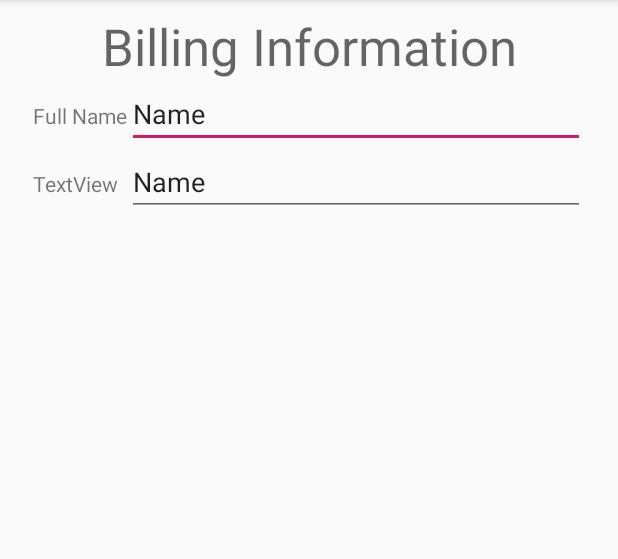
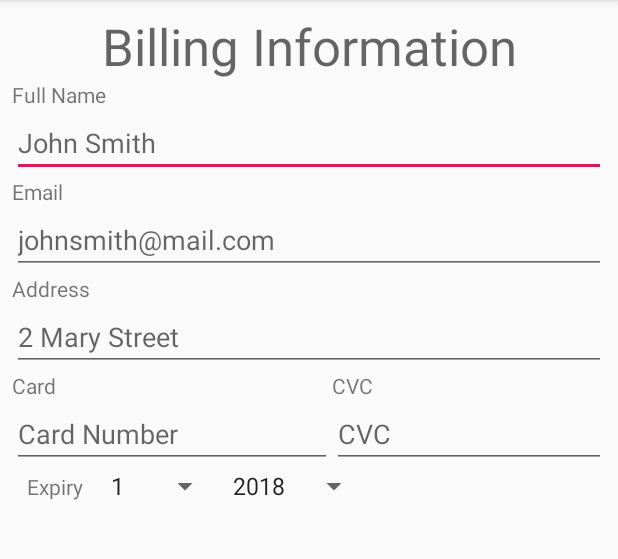
Before and after one commit to jharrilim/comp304-assignment2, an Android app: the PaymentInformationActivity screen opened directly, with no data from a screen before it, on a phone screen of 412 x 824 dp, the part 84-643 px from its top. Run offline under Robolectric (Android 15) with nearby library versions, the phone set to English and light mode, and no system bars.

Commit message:
add pickers and fields

```diff
--- a/app/src/main/res/layout/activity_menu.xml
+++ b/app/src/main/res/layout/activity_menu.xml
@@ -14,8 +14,9 @@
         android:layout_marginTop="8dp"
         android:layout_marginEnd="8dp"
         android:text="@string/cart"
-        android:textAllCaps="true"
+        android:textAllCaps="false"
         android:textAppearance="@style/TextAppearance.AppCompat.Body1"
+        android:textSize="18sp"
         android:textStyle="bold"
         app:layout_constraintEnd_toStartOf="@+id/clearCartBtn"
         app:layout_constraintStart_toStartOf="parent"
--- a/app/src/main/res/layout/activity_payment_information.xml
+++ b/app/src/main/res/layout/activity_payment_information.xml
@@ -17,71 +17,175 @@
         android:textAppearance="@style/TextAppearance.AppCompat.Display1"
         app:layout_constraintEnd_toEndOf="parent"
         app:layout_constraintStart_toStartOf="parent"
-        app:layout_constraintTop_toTopOf="parent"
-        app:layout_constraintBottom_toTopOf="@id/billingTable"/>
+        app:layout_constraintTop_toTopOf="parent" />
 
-    <TableLayout
-        android:id="@+id/billingTable"
-        android:layout_width="368dp"
+    <LinearLayout
+        android:layout_width="match_parent"
         android:layout_height="0dp"
         android:layout_marginStart="8dp"
         android:layout_marginEnd="8dp"
         android:layout_marginBottom="8dp"
-        android:stretchColumns="1"
+        android:orientation="vertical"
         app:layout_constraintBottom_toBottomOf="parent"
         app:layout_constraintEnd_toEndOf="parent"
         app:layout_constraintStart_toStartOf="parent"
         app:layout_constraintTop_toBottomOf="@+id/billingInfoTxt">
 
-        <TableRow
+        <LinearLayout
             android:layout_width="match_parent"
-            android:layout_height="match_parent">
+            android:layout_height="wrap_content"
+            android:orientation="horizontal">
+
+            <LinearLayout
+                android:layout_width="match_parent"
+                android:layout_height="match_parent"
+                android:orientation="vertical">
 
                 <TextView
-                android:id="@+id/textView7"
+                    android:id="@+id/fullNameLbl"
                     android:layout_width="wrap_content"
                     android:layout_height="wrap_content"
                     android:contentDescription="@string/full_name_desc"
                     android:text="@string/full_name" />
 
                 <EditText
-                android:id="@+id/editText"
+                    android:id="@+id/fullNameTxt"
+                    android:layout_width="match_parent"
+                    android:layout_height="wrap_content"
+                    android:ems="10"
+                    android:hint="@string/name_placeholder"
+                    android:inputType="textPersonName" />
+            </LinearLayout>
+
+        </LinearLayout>
+
+        <LinearLayout
+            android:layout_width="match_parent"
+            android:layout_height="wrap_content"
+            android:orientation="horizontal">
+
+            <LinearLayout
+                android:layout_width="match_parent"
+                android:layout_height="wrap_content"
+                android:orientation="vertical">
+
+                <TextView
+                    android:id="@+id/emailLbl"
+                    android:layout_width="wrap_content"
+                    android:layout_height="wrap_content"
+                    android:text="@string/email" />
+
+                <EditText
+                    android:id="@+id/emailTxt"
+                    android:layout_width="match_parent"
+                    android:layout_height="wrap_content"
+                    android:ems="10"
+                    android:hint="@string/enter_email_placeholder"
+                    android:inputType="textEmailAddress" />
+            </LinearLayout>
+        </LinearLayout>
+
+        <LinearLayout
+            android:layout_width="match_parent"
+            android:layout_height="wrap_content"
+            android:orientation="horizontal">
+
+            <LinearLayout
+                android:layout_width="match_parent"
+                android:layout_height="wrap_content"
+                android:orientation="vertical">
+
+                <TextView
+                    android:id="@+id/addressLbl"
+                    android:layout_width="wrap_content"
+                    android:layout_height="wrap_content"
+                    android:text="@string/address" />
+
+                <EditText
+                    android:id="@+id/addressTxt"
+                    android:layout_width="match_parent"
+                    android:layout_height="wrap_content"
+                    android:ems="10"
+                    android:hint="@string/enter_address_placeholder"
+                    android:inputType="textEmailAddress" />
+            </LinearLayout>
+        </LinearLayout>
+
+        <LinearLayout
+            android:layout_width="wrap_content"
+            android:layout_height="wrap_content"
+            android:orientation="horizontal">
+
+            <LinearLayout
+                android:layout_width="match_parent"
+                android:layout_height="match_parent"
+                android:orientation="vertical">
+
+                <TextView
+                    android:id="@+id/cardNumberLbl"
+                    android:layout_width="wrap_content"
+                    android:layout_height="wrap_content"
+                    android:text="@string/card" />
+
+                <EditText
+                    android:id="@+id/cardTxt"
                     android:layout_width="wrap_content"
                     android:layout_height="wrap_content"
                     android:ems="10"
-                android:inputType="textPersonName"
-                android:text="Name" />
-        </TableRow>
+                    android:hint="@string/card_number"
+                    android:inputType="number" />
+            </LinearLayout>
 
-        <TableRow
+            <LinearLayout
                 android:layout_width="match_parent"
-            android:layout_height="match_parent">
+                android:layout_height="match_parent"
+                android:orientation="vertical">
 
                 <TextView
                     android:id="@+id/textView8"
-                android:layout_width="wrap_content"
+                    android:layout_width="match_parent"
                     android:layout_height="wrap_content"
-                android:text="TextView" />
+                    android:text="@string/cvc" />
 
                 <EditText
                     android:id="@+id/editText2"
+                    android:layout_width="match_parent"
+                    android:layout_height="wrap_content"
+                    android:ems="10"
+                    android:hint="CVC"
+                    android:inputType="number" />
+            </LinearLayout>
+
+        </LinearLayout>
+
+        <LinearLayout
             android:layout_width="wrap_content"
             android:layout_height="wrap_content"
-                android:ems="10"
-                android:inputType="textPersonName"
-                android:text="Name" />
-        </TableRow>
+            android:orientation="horizontal">
 
-        <TableRow
+            <TextView
+                android:id="@+id/expiryDateLbl"
+                android:layout_width="wrap_content"
+                android:layout_height="wrap_content"
+                android:layout_weight="1"
+                android:paddingHorizontal="10dp"
+                android:text="@string/expiry" />
+
+            <Spinner
+                android:id="@+id/monthSpinner"
                 android:layout_width="match_parent"
-            android:layout_height="match_parent" />
+                android:layout_height="wrap_content"
+                android:layout_weight="1"
+                android:entries="@array/months"/>
 
-        <TableRow
+            <Spinner
+                android:id="@+id/yearSpinner"
                 android:layout_width="match_parent"
-            android:layout_height="match_parent" />
+                android:layout_height="wrap_content"
+                android:entries="@array/years" />
+        </LinearLayout>
 
-        <TableRow
-            android:layout_width="match_parent"
-            android:layout_height="match_parent" />
-    </TableLayout>
+
+    </LinearLayout>
+
 </android.support.constraint.ConstraintLayout>
--- /dev/null
+++ b/app/src/main/res/values/months.xml
@@ -0,0 +1,18 @@
+<?xml version="1.0" encoding="utf-8"?>
+<resources>
+    <string-array
+        name="months">
+        <item>1</item>
+        <item>2</item>
+        <item>3</item>
+        <item>4</item>
+        <item>5</item>
+        <item>6</item>
+        <item>7</item>
+        <item>8</item>
+        <item>9</item>
+        <item>10</item>
+        <item>11</item>
+        <item>12</item>
+    </string-array>
+</resources>
--- a/app/src/main/res/values/strings.xml
+++ b/app/src/main/res/values/strings.xml
@@ -24,7 +24,15 @@
     <string name="clear_cart_confirmation">Are you sure you wish to clear your cart?</string>
     <string name="confirm">Confirm</string>
     <string name="cancel">Cancel</string>
-
+    <string name="email">Email</string>
+    <string name="address">Address</string>
+    <string name="enter_address_placeholder">2 Mary Street</string>
     <!-- TODO: Remove or change this placeholder text -->
     <string name="hello_blank_fragment">Hello blank fragment</string>
+    <string name="card">Card</string>
+    <string name="expiry">Expiry</string>
+    <string name="cvc">CVC</string>
+    <string name="card_number">Card Number</string>
+    <string name="enter_email_placeholder">johnsmith@mail.com</string>
+    <string name="name_placeholder">John Smith</string>
 </resources>
--- /dev/null
+++ b/app/src/main/res/values/years.xml
@@ -0,0 +1,23 @@
+<?xml version="1.0" encoding="utf-8"?>
+<resources>
+    <string-array
+        name="years">
+        <item>2018</item>
+        <item>2019</item>
+        <item>2020</item>
+        <item>2021</item>
+        <item>2022</item>
+        <item>2023</item>
+        <item>2024</item>
+        <item>2025</item>
+        <item>2026</item>
+        <item>2027</item>
+        <item>2028</item>
+        <item>2029</item>
+        <item>2030</item>
+        <item>2031</item>
+        <item>2032</item>
+        <item>2033</item>
+        <item>2034</item>
+    </string-array>
+</resources>
```
Also changed, not shown: app/src/main/java/comp304/josephharrisonlim/assignment2/PaymentInformationActivity.kt (+7 -0 lines). Lines whose indentation alone changed are shown as unchanged.
